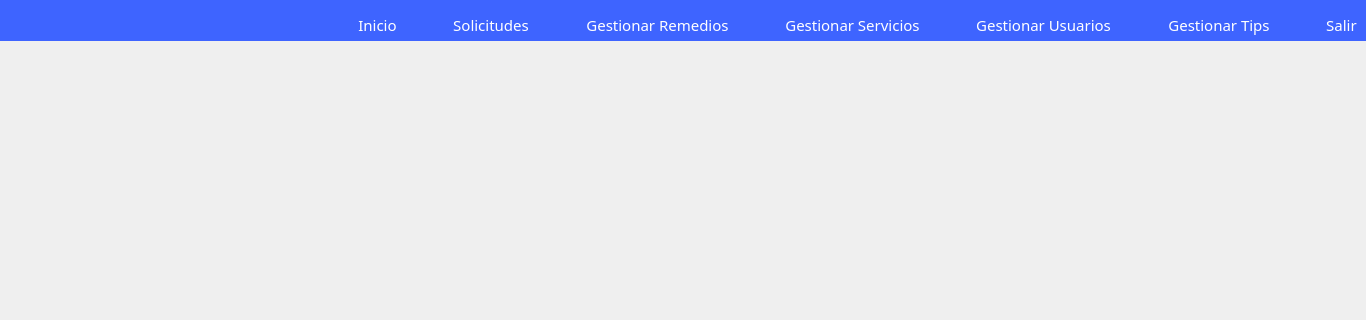
Qt form hospital-Core/mainwindow.ui (MrDanielG/Hospital-SCRUM) before a commit; both pictures show x 0 to 1366 and y 0 to 320 of the 1366 by 750 pixel window.
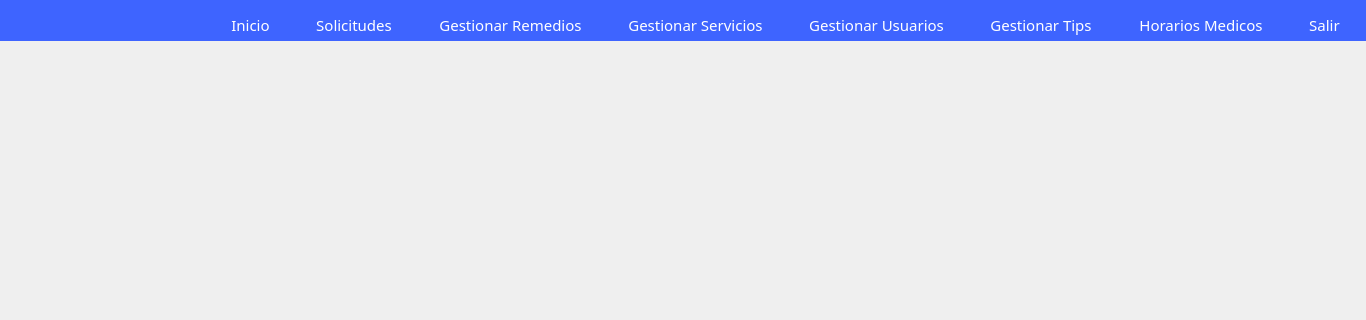
The same form after that commit. The open tabs and pages were chosen to show the change. Icons and pictures are not drawn.

Commit message: Horario Medicos LISTO

Diff of the .ui file:
```diff
--- a/hospital-Core/mainwindow.ui
+++ b/hospital-Core/mainwindow.ui
@@ -384,9 +384,9 @@
      <widget class="QWidget" name="layoutWidget">
       <property name="geometry">
        <rect>
-        <x>347</x>
+        <x>220</x>
         <y>0</y>
-        <width>1021</width>
+        <width>1131</width>
         <height>50</height>
        </rect>
       </property>
@@ -592,6 +592,40 @@
          </property>
         </widget>
        </item>
+       <item>
+        <spacer name="horizontalSpacer_13">
+         <property name="orientation">
+          <enum>Qt::Horizontal</enum>
+         </property>
+         <property name="sizeHint" stdset="0">
+          <size>
+           <width>40</width>
+           <height>20</height>
+          </size>
+         </property>
+        </spacer>
+       </item>
+       <item>
+        <widget class="QPushButton" name="btn_horarios_medicos">
+         <property name="font">
+          <font>
+           <family>Montserrat</family>
+           <pointsize>11</pointsize>
+          </font>
+         </property>
+         <property name="cursor">
+          <cursorShape>PointingHandCursor</cursorShape>
+         </property>
+         <property name="styleSheet">
+          <string notr="true">border: none;
+color: white;
+</string>
+         </property>
+         <property name="text">
+          <string>Horarios Medicos</string>
+         </property>
+        </widget>
+       </item>
        <item>
         <spacer name="horizontalSpacer_5">
          <property name="orientation">
```
Left out of the diff: 2 changed lines with no effect on the pictures. The commit also changes 4 other files.
